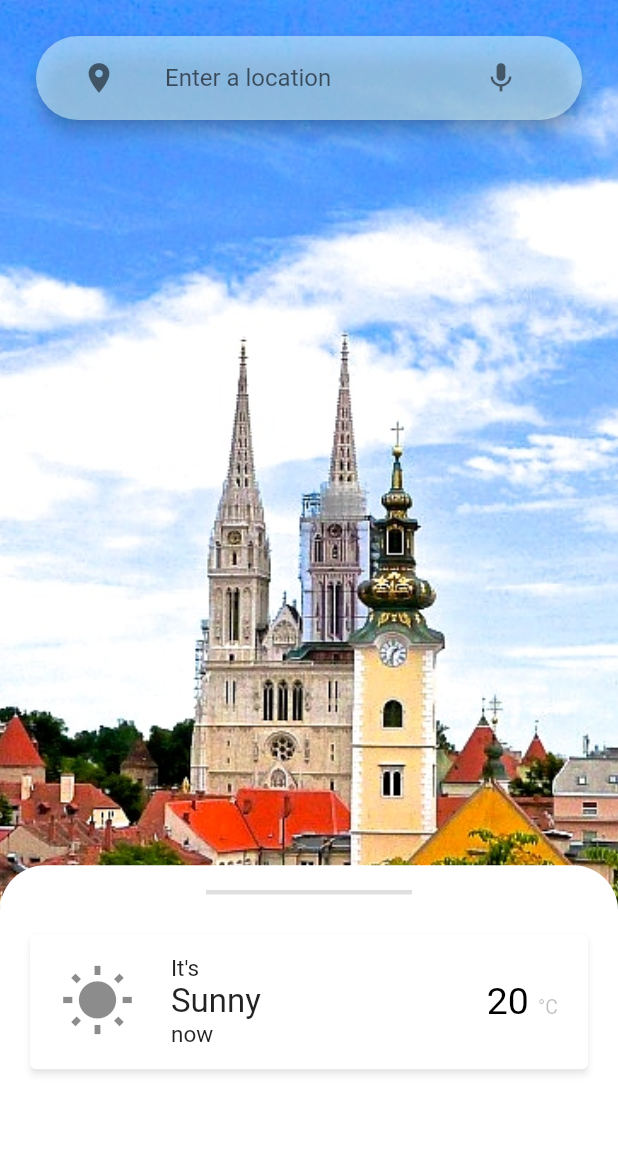
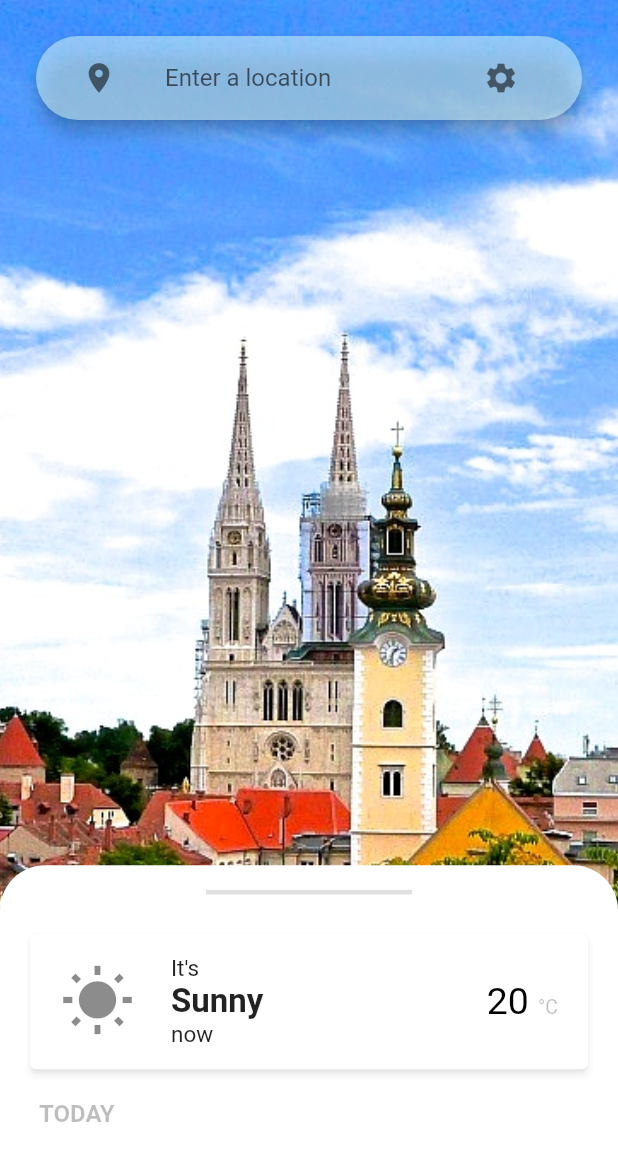
Before and after one commit to FilipLjubic/weather_app, a Flutter app: the screen it shows after launch, on a phone screen of 412 x 824 dp. Shown: the top 1161 px of the screen. Run offline on Flutter 3.47's test engine with Material 2 defaults, Android fonts, the phone set to English and light mode, and no system bars; our stand-ins replace weather_icons.

```diff
--- a/lib/screens/home.dart
+++ b/lib/screens/home.dart
@@ -1,10 +1,18 @@
 import 'package:flutter/material.dart';
 import 'package:weather_app/screens/future_days.dart';
+import 'package:weather_app/widgets/current_weather_card.dart';
 
-/// TODO: - fix search bar
-///       - fix draggablescrollview
+/// TODO: - fix draggablescrollview
 ///       - make it beautiful
 ///       - add animations
+///
+///       - posto sam poceo strugglat sa designom idem odrediti sta ce zapravo aplikacija imati
+/// imati ce: - hourly forecast 48 sati
+///           - wind km/h, humidity %, rain mm (staviti u card u ikonice ispod svega)
+///           - forecast sljedeceg tjedna na drugom screenu - min/max, ikonica i main
+///           - refresh kad scrollas gore
+///           - search sa suggestionima za autocomplete
+///           - speech to text mic opcija
 
 class Home extends StatelessWidget {
   @override
@@ -54,10 +62,10 @@ class Home extends StatelessWidget {
                     // make it shine while its being held
                     trailing: IconButton(
                       icon: const Icon(
-                        Icons.mic,
+                        Icons.settings,
                         color: Colors.black54,
                       ),
-                      onPressed: () => print("mic"),
+                      onPressed: () => print("settings"),
                     ),
                   ),
                 ),
@@ -80,53 +88,15 @@ class Home extends StatelessWidget {
                       indent: MediaQuery.of(context).size.width / 3,
                       color: Colors.black12,
                     ),
-                    Card(
-                      elevation: 2.0,
-                      shadowColor: Colors.black45,
-                      margin: const EdgeInsets.symmetric(
-                          horizontal: 20.0, vertical: 20.0),
-                      child: ListTile(
-                        contentPadding: const EdgeInsets.symmetric(
-                            horizontal: 20.0, vertical: 10.0),
-                        leading: Icon(
-                          Icons.wb_sunny,
-                          size: 50.0,
-                        ),
-                        title: Padding(
-                          padding: const EdgeInsets.only(left: 8.0),
-                          child: Column(
-                            crossAxisAlignment: CrossAxisAlignment.start,
-                            children: [
-                              Text(
-                                "It's",
-                                style: TextStyle(fontSize: 15.0),
-                              ),
-                              Text(
-                                "Sunny",
-                                style: TextStyle(fontSize: 22.0),
-                              ),
-                              Text(
-                                "now",
-                                style: TextStyle(fontSize: 15.0),
-                              ),
-                            ],
-                          ),
-                        ),
-                        trailing: RichText(
-                          text: TextSpan(
-                            text: '20 ',
-                            style:
-                                TextStyle(fontSize: 25.0, color: Colors.black),
-                            children: [
-                              TextSpan(
-                                text: "°C",
-                                style: TextStyle(
-                                  fontSize: 13.0,
-                                  color: Colors.black26,
-                                ),
-                              ),
-                            ],
-                          ),
+                    CurrentWeatherCard(),
+                    Container(
+                      margin: const EdgeInsets.only(left: 26.0),
+                      child: Text(
+                        "TODAY",
+                        style: TextStyle(
+                          color: Colors.black26,
+                          fontSize: 16.0,
+                          fontWeight: FontWeight.bold,
                         ),
                       ),
                     ),
--- /dev/null
+++ b/lib/widgets/current_weather_card.dart
@@ -0,0 +1,61 @@
+import 'package:flutter/material.dart';
+
+class CurrentWeatherCard extends StatelessWidget {
+  @override
+  Widget build(BuildContext context) {
+    return Card(
+      elevation: 2.0,
+      shadowColor: Colors.black45,
+      margin: const EdgeInsets.symmetric(horizontal: 20.0, vertical: 20.0),
+      child: ListTile(
+        contentPadding:
+            const EdgeInsets.symmetric(horizontal: 20.0, vertical: 10.0),
+        leading: Icon(
+          Icons.wb_sunny,
+          size: 50.0,
+        ),
+        title: Padding(
+          padding: const EdgeInsets.only(left: 8.0),
+          child: Column(
+            crossAxisAlignment: CrossAxisAlignment.start,
+            children: [
+              Text(
+                "It's",
+                style: TextStyle(fontSize: 15.0),
+              ),
+              Text(
+                "Sunny",
+                style: TextStyle(
+                  fontSize: 22.0,
+                  fontWeight: FontWeight.bold,
+                ),
+              ),
+              Text(
+                "now",
+                style: TextStyle(fontSize: 15.0),
+              ),
+            ],
+          ),
+        ),
+        trailing: RichText(
+          text: TextSpan(
+            text: '20 ',
+            style: TextStyle(
+              fontSize: 25.0,
+              color: Colors.black,
+            ),
+            children: [
+              TextSpan(
+                text: "°C",
+                style: TextStyle(
+                  fontSize: 13.0,
+                  color: Colors.black26,
+                ),
+              ),
+            ],
+          ),
+        ),
+      ),
+    );
+  }
+}
```
Also changed, not shown: lib/screens/settings.dart (added).
